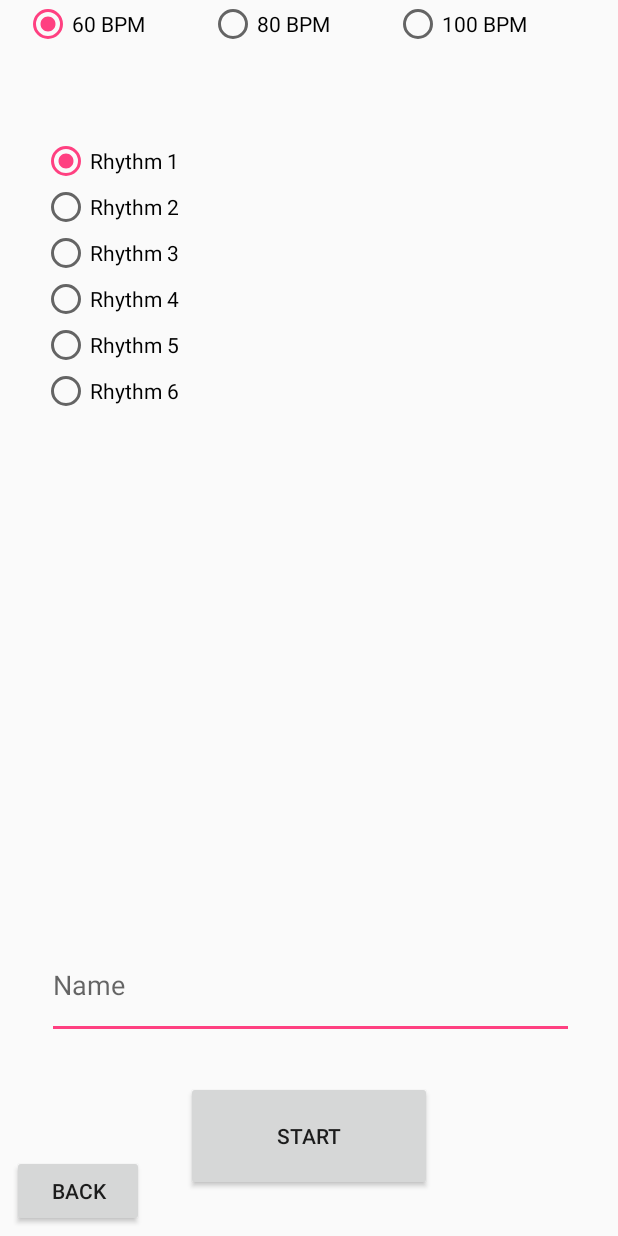
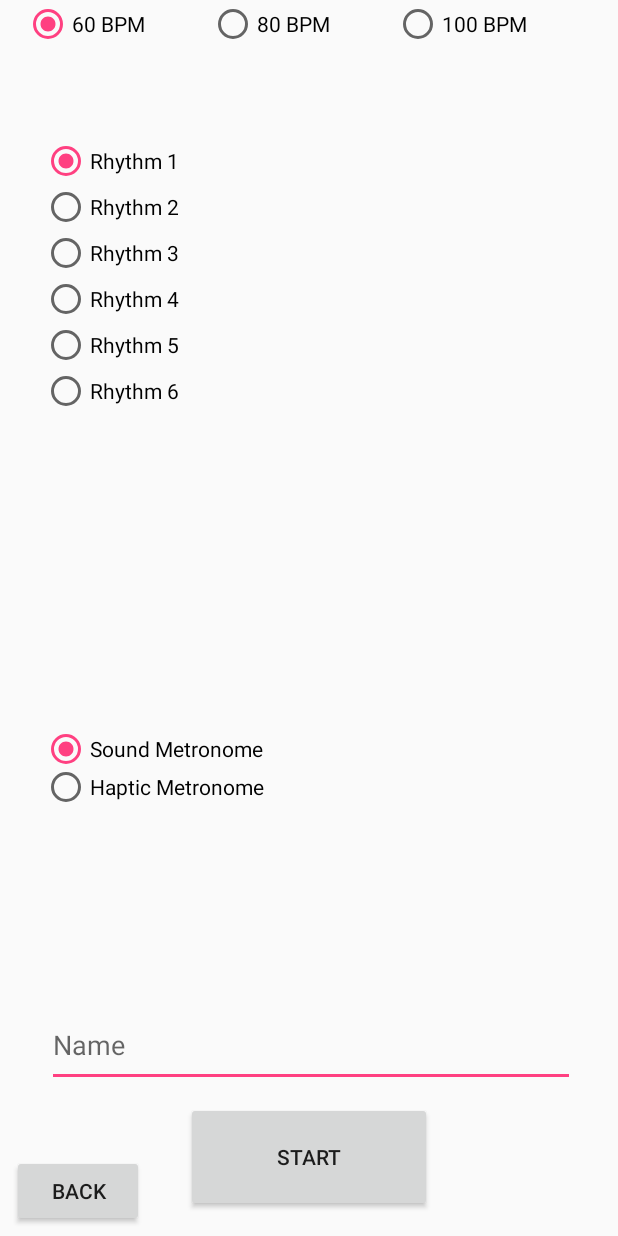
Before and after one commit to shervinks/beatviber, an Android app: the layout user_input.xml on its own in the app's theme, with its tools: preview values and no code run, on a phone screen of 412 x 824 dp. Run offline under Robolectric (Android 15) with nearby library versions, the phone set to English and light mode, and no system bars.

Commit message:
metro type added

```diff
--- a/BeatViber/app/src/main/java/com/example/shervin/beatviber/MainActivity.java
+++ b/BeatViber/app/src/main/java/com/example/shervin/beatviber/MainActivity.java
@@ -42,6 +42,7 @@ class info{
     private String BPM;
     private String rhythm_num;
     private double[] rhythm_data;
+    private String metro_type;
 
     private ArrayList<Long> raw_time_stamp = new ArrayList();
     private ArrayList formated_time_stamp = new ArrayList();
@@ -51,13 +52,14 @@ class info{
     private int beat_time;
 
 
-    public info(String name, String BPM, String rhythm_num, double[] rhythm_data){
+    public info(String name, String BPM, String rhythm_num, double[] rhythm_data, String metro_type){
         this.name = name;
         this.BPM = BPM;
         this.beat_time = beat_time();
         this.rhythm_num = rhythm_num;
         this.rhythm_data = rhythm_data;
         this.formate_rhythms();
+        this.metro_type = metro_type;
 
     }
     /*different values used for different BPM, check excel*/
@@ -143,6 +145,9 @@ class info{
     }
     public ArrayList get_error(){
         return this.error_number;
+    }
+    public String get_metronome(){
+        return this.metro_type;
     }
 }
 
@@ -316,10 +321,19 @@ public class MainActivity extends AppCompatActivity {
         EditText name = (EditText)findViewById(R.id.user_name);
         String name_string = name.getText().toString();
 
-        user = new info(name_string, bpm_string, rhym_string, all_rhythms[Character.getNumericValue(rhym_string.charAt(7)) - 1]);
+        /*
+        * Get type of metronome as string
+        * */
+        radioGroup = (RadioGroup) findViewById(R.id.metro_type);
+        int metroid = radioGroup.getCheckedRadioButtonId();
+        RadioButton metrobutton = (RadioButton) findViewById(metroid);
+        String metro_string = metrobutton.getText().toString();
+
+        user = new info(name_string, bpm_string, rhym_string, all_rhythms[Character.getNumericValue(rhym_string.charAt(7)) - 1], metro_string);
         Log.d("user name         ", user.get_name());
         Log.d("user rhythm number", user.get_rhythm_num());
         Log.d("user BPM          ", user.get_BPM());
+        Log.d("Metronome Type    ", user.get_metronome());
     }
     public void process_info(info user){
         //Write information of the user to file
--- a/BeatViber/app/src/main/res/layout/user_input.xml
+++ b/BeatViber/app/src/main/res/layout/user_input.xml
@@ -45,7 +45,7 @@
         android:id="@+id/input_session"
         android:layout_width="164dp"
         android:layout_height="73dp"
-        android:layout_marginBottom="30dp"
+        android:layout_marginBottom="16dp"
         android:layout_marginLeft="8dp"
         android:layout_marginRight="8dp"
         android:onClick="TO_Tap"
@@ -111,9 +111,9 @@
 
     <EditText
         android:id="@+id/user_name"
-        android:layout_width="351dp"
-        android:layout_height="71dp"
-        android:layout_marginBottom="131dp"
+        android:layout_width="352dp"
+        android:layout_height="56dp"
+        android:layout_marginBottom="99dp"
         android:layout_marginLeft="8dp"
         android:layout_marginRight="8dp"
         android:hint="Name"
@@ -121,7 +121,8 @@
         app:layout_constraintBottom_toBottomOf="parent"
         app:layout_constraintHorizontal_bias="0.529"
         app:layout_constraintLeft_toLeftOf="parent"
-        app:layout_constraintRight_toRightOf="parent" />
+        app:layout_constraintRight_toRightOf="parent"
+        tools:layout_editor_absoluteY="356dp" />
 
     <Button
         android:id="@+id/input_to_main"
@@ -137,4 +138,35 @@
         app:layout_constraintLeft_toLeftOf="parent"
         app:layout_constraintRight_toLeftOf="@+id/input_session" />
 
+    <RadioGroup
+        android:id="@+id/metro_type"
+        android:layout_width="361dp"
+        android:layout_height="51dp"
+        android:layout_marginBottom="8dp"
+        android:layout_marginLeft="8dp"
+        android:layout_marginRight="8dp"
+        android:layout_marginTop="8dp"
+        app:layout_constraintBottom_toBottomOf="parent"
+        app:layout_constraintHorizontal_bias="0.571"
+        app:layout_constraintLeft_toLeftOf="parent"
+        app:layout_constraintRight_toRightOf="parent"
+        app:layout_constraintTop_toTopOf="parent"
+        app:layout_constraintVertical_bias="0.632"
+        android:checkedButton="@+id/sound_metro">
+
+        <RadioButton
+            android:id="@+id/sound_metro"
+            android:layout_width="match_parent"
+            android:layout_height="wrap_content"
+            android:layout_weight="1"
+            android:text="Sound Metronome" />
+
+        <RadioButton
+            android:id="@+id/haptic_metro"
+            android:layout_width="match_parent"
+            android:layout_height="wrap_content"
+            android:layout_weight="1"
+            android:text="Haptic Metronome" />
+    </RadioGroup>
+
 </android.support.constraint.ConstraintLayout>
```
